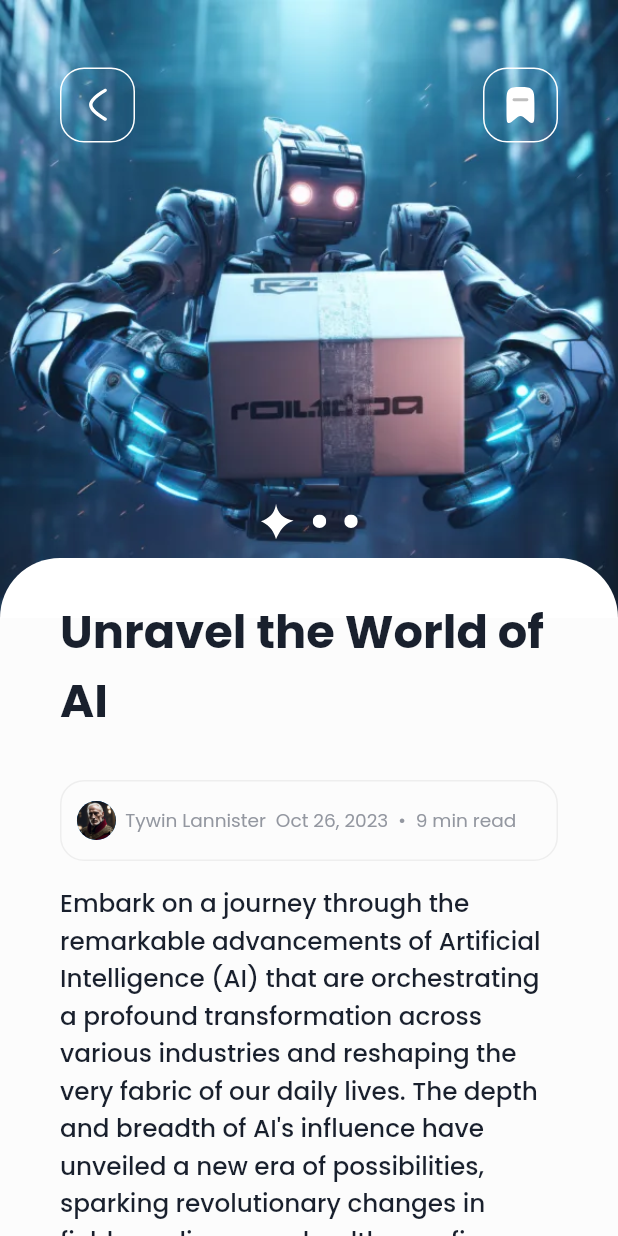
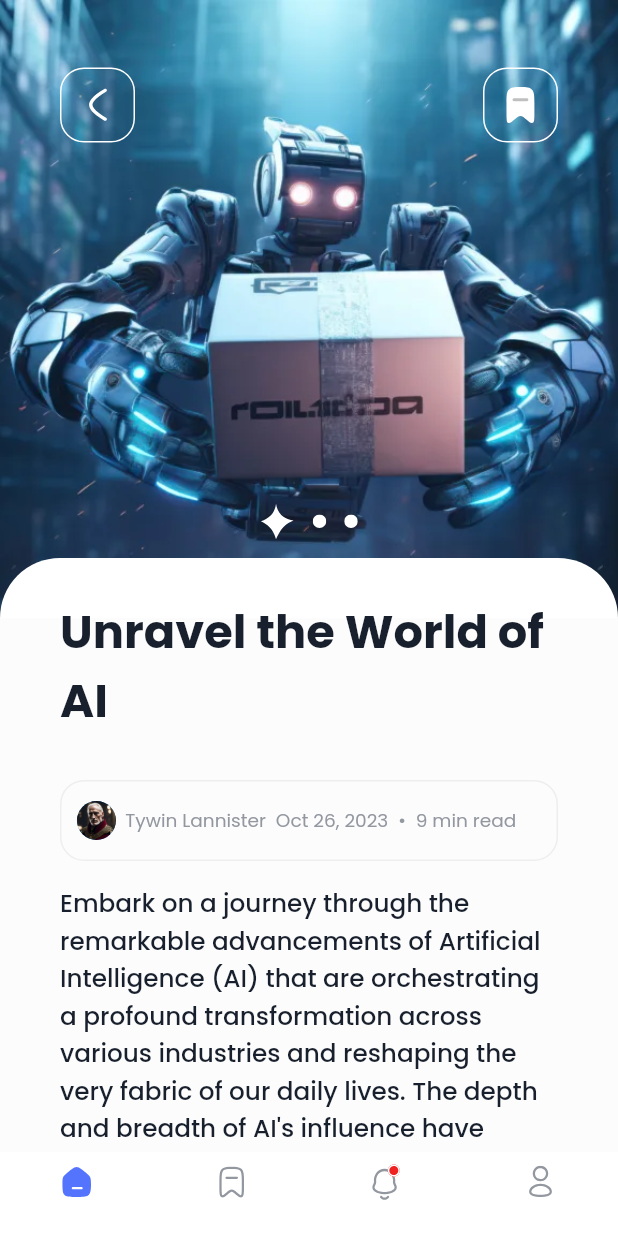
Before and after one commit to harleymamalias/news_app, a Flutter app: the NewsDetailsScreen screen opened directly with sample values from the repository, on a phone screen of 412 x 824 dp. Run offline on Flutter 3.47's test engine with Material 2 defaults, Android fonts, the light colour scheme and no system bars; drawn by our look-alikes of carousel_slider; our stand-ins replace flutter_svg, google_fonts.

Commit message:
added navigation bar for news details screen

```diff
--- a/lib/screens/news_details_screen.dart
+++ b/lib/screens/news_details_screen.dart
@@ -3,6 +3,7 @@ import 'package:flutter_svg/svg.dart';
 import 'package:google_fonts/google_fonts.dart';
 import 'package:news_app/models/news_details_data.dart';
 import 'package:news_app/size-configuration.dart';
+import 'package:news_app/widgets/custom_navigation_bar.dart';
 import 'package:news_app/widgets/full_screen_slider.dart';
 
 class NewsDetailsScreen extends StatefulWidget {
@@ -19,6 +20,15 @@ class NewsDetailsScreen extends StatefulWidget {
 }
 
 class _NewsDetailsScreenState extends State<NewsDetailsScreen> {
+  int selectedIndex = 0;
+
+  void onItemTapped(int index) {
+    // print('Tapped index: $index');
+    setState(() {
+      selectedIndex = index;
+    });
+  }
+
   @override
   Widget build(BuildContext context) {
     SizeConfiguration().init(context);
@@ -59,7 +69,12 @@ class _NewsDetailsScreenState extends State<NewsDetailsScreen> {
                       child: Row(
                         mainAxisAlignment: MainAxisAlignment.spaceBetween,
                         children: [
-                          Container(
+                          GestureDetector(
+                            onTap: () {
+                              Navigator.pop(
+                                  context); // This will navigate back to the previous screen
+                            },
+                            child: Container(
                               height: 50,
                               width: 50,
                               decoration: BoxDecoration(
@@ -69,8 +84,9 @@ class _NewsDetailsScreenState extends State<NewsDetailsScreen> {
                                 ),
                               ),
                               padding: const EdgeInsets.all(12),
-                            child:
-                                SvgPicture.asset('assets/arrow_back_icon.svg'),
+                              child: SvgPicture.asset(
+                                  'assets/arrow_back_icon.svg'),
+                            ),
                           ),
                           Container(
                             height: 50,
@@ -166,11 +182,15 @@ class _NewsDetailsScreenState extends State<NewsDetailsScreen> {
               ),
             ),
             SizedBox(
-              height: SizeConfiguration.blockSizeHorizontal! * 5,
+              height: SizeConfiguration.blockSizeVertical! * 5,
             ),
           ],
         ),
       ),
+      bottomNavigationBar: CustomBottomNavigationBar(
+        selectedIndex: selectedIndex,
+        onItemTapped: onItemTapped,
+      ),
     );
   }
 }
--- a/lib/widgets/news_section.dart
+++ b/lib/widgets/news_section.dart
@@ -73,7 +73,7 @@ class NewsSection extends StatelessWidget {
                       textStyle: TextStyle(
                         color: const Color(0xFF19202D),
                         fontSize: SizeConfiguration.blockSizeHorizontal! * 3.8,
-                        fontWeight: FontWeight.w600,
+                        fontWeight: FontWeight.w800,
                         height: 0,
                       ),
                     ),
```
Lines whose indentation alone changed are shown as unchanged.
